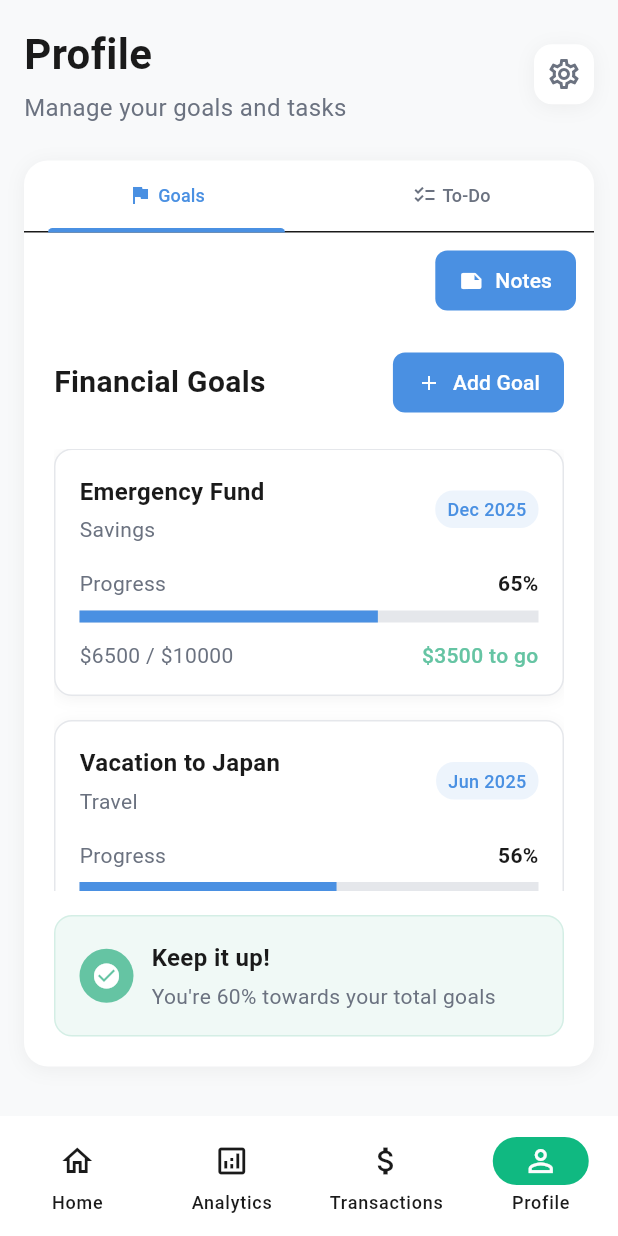
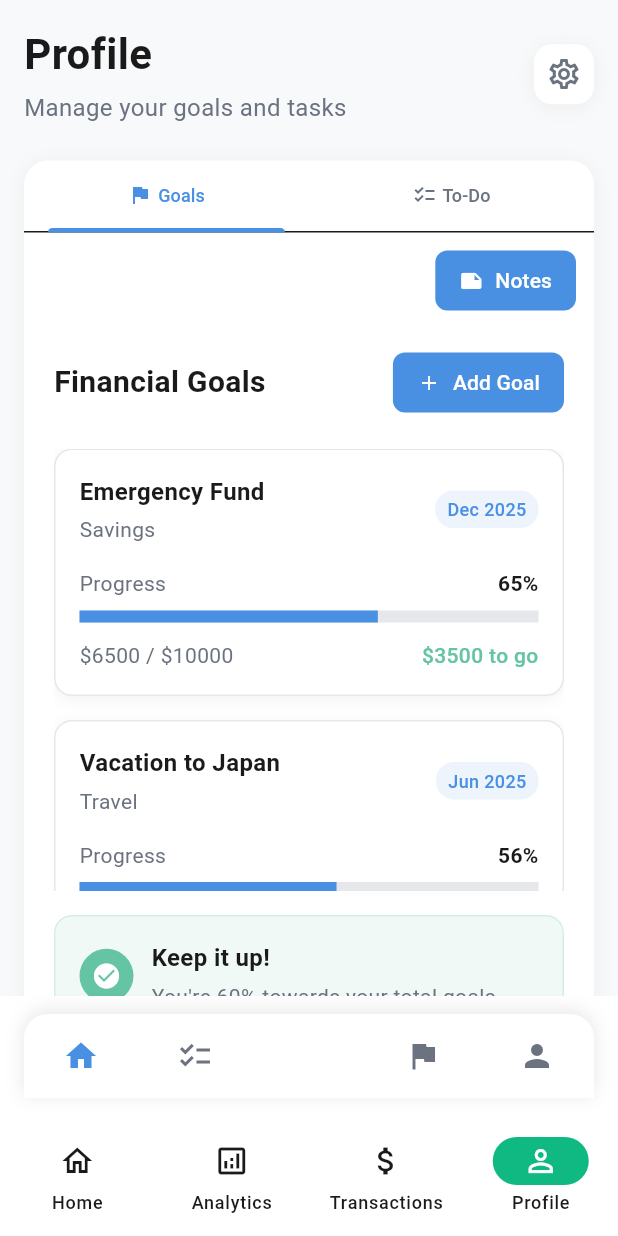
Before and after one commit to Ameni02/Mobile_Project_BrainStack_5SAE5, a Flutter app: the screen it shows after launch, item 4 of the bottom bar chosen, on a phone screen of 412 x 824 dp. Run offline on Flutter 3.47's test engine with Material 3 defaults, Android fonts, the phone set to English and light mode, and no system bars; our stand-ins replace fl_chart, sqflite; accounts and stored records are empty.

```diff
--- a/lib/pages/profile_page.dart
+++ b/lib/pages/profile_page.dart
@@ -127,8 +127,11 @@ class _ProfilePageState extends State<ProfilePage> with TickerProviderStateMixin
               child: ElevatedButton.icon(
                 onPressed: () {
                   Navigator.of(context).push(
-                    MaterialPageRoute(
-                      builder: (_) => const NotesPage(),
+                    PageRouteBuilder(
+                      pageBuilder: (_, __, ___) => const NotesPage(),
+                      transitionDuration: Duration.zero,
+                      reverseTransitionDuration: Duration.zero,
+                      transitionsBuilder: (_, __, ___, child) => child,
                     ),
                   );
                 },
@@ -391,10 +394,7 @@ class _ProfilePageState extends State<ProfilePage> with TickerProviderStateMixin
   Widget build(BuildContext context) {
     return Scaffold(
       backgroundColor: const Color(0xFFF8F9FA),
-      body: Stack(
-        children: [
-          SafeArea(
-            child: SingleChildScrollView(
+      body: SingleChildScrollView(
         child: Padding(
           padding: const EdgeInsets.all(16.0),
           child: Column(
@@ -411,16 +411,51 @@ class _ProfilePageState extends State<ProfilePage> with TickerProviderStateMixin
           ),
         ),
       ),
+      bottomNavigationBar: BottomAppBar(
+        child: Container(
+          height: 60,
+          decoration: BoxDecoration(
+            color: Colors.white,
+            borderRadius: const BorderRadius.vertical(top: Radius.circular(16)),
+            boxShadow: [
+              BoxShadow(
+                color: Colors.black.withValues(alpha: 0.1),
+                blurRadius: 10,
+                offset: const Offset(0, -2),
               ),
-          AddObjectiveDialog(
-            isOpen: _showAddObjectiveDialog,
-            onClose: () {
+            ],
+          ),
+          child: Row(
+            mainAxisAlignment: MainAxisAlignment.spaceAround,
+            children: [
+              IconButton(
+                onPressed: () {},
+                icon: const Icon(Icons.home, color: Color(0xFF4A90E2)),
+              ),
+              IconButton(
+                onPressed: () {
                   setState(() {
-                _showAddObjectiveDialog = false;
+                    _tabController.index = 1;
                   });
                 },
+                icon: const Icon(Icons.checklist, color: Color(0xFF6B7280)),
+              ),
+              SizedBox(width: 48), // Spacer for the center button
+              IconButton(
+                onPressed: () {
+                  setState(() {
+                    _tabController.index = 0;
+                  });
+                },
+                icon: const Icon(Icons.flag, color: Color(0xFF6B7280)),
+              ),
+              IconButton(
+                onPressed: () {},
+                icon: const Icon(Icons.person, color: Color(0xFF6B7280)),
               ),
             ],
+          ),
+        ),
       ),
     );
   }
```
Also changed, not shown: lib/pages/notes_page.dart (+3 -4 lines). Lines whose indentation alone changed are shown as unchanged.
